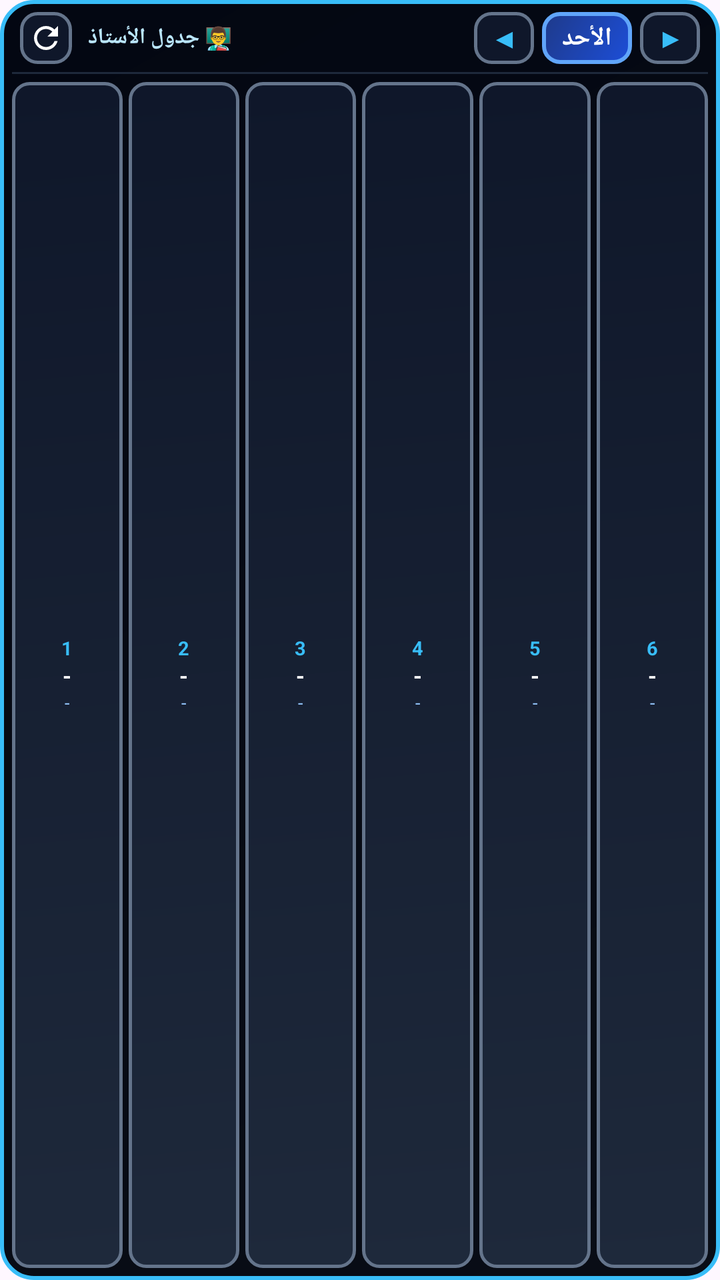
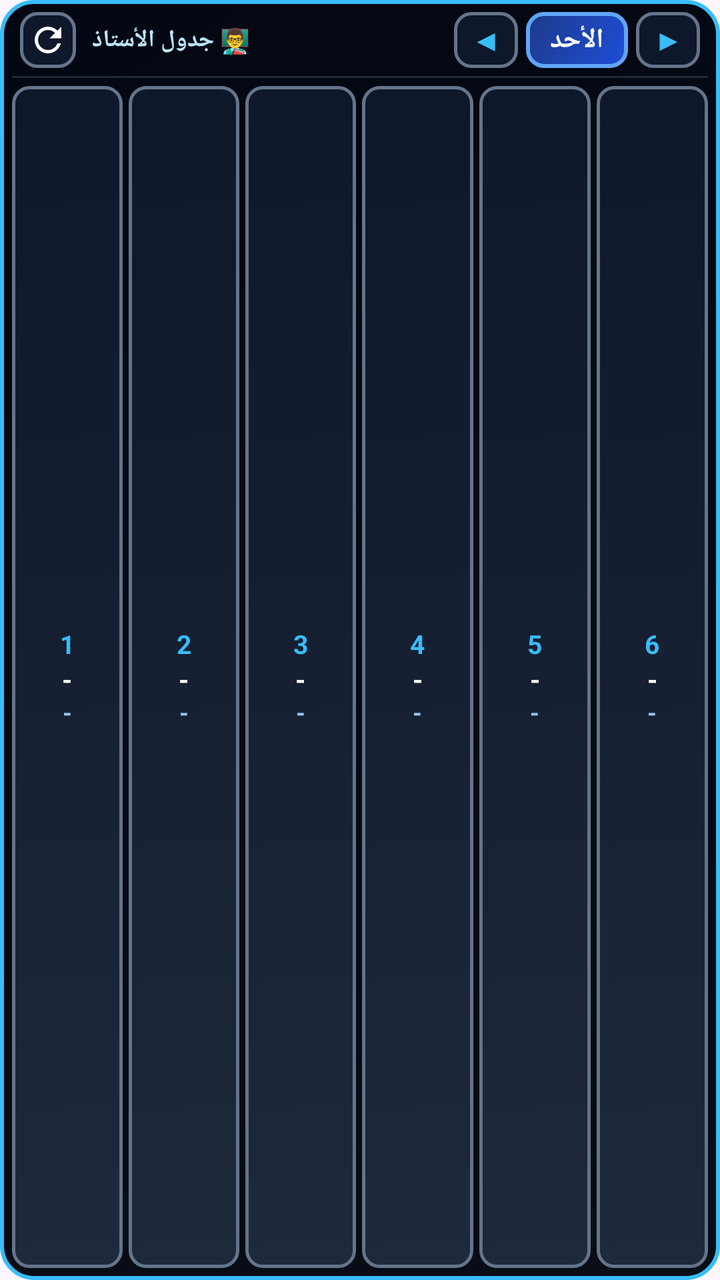

Compare the two renders of this Android layout. The source of the first and the diff that turns it into the second are given below.
<!-- AndroidManifest.xml: application theme Theme.SchoolSystem -->
<!-- res/layout/widget_teacher_horizontal_strip.xml -->
<?xml version="1.0" encoding="utf-8"?>
<LinearLayout xmlns:android="http://schemas.android.com/apk/res/android"
    android:id="@+id/teacher_strip_root"
    android:layout_width="match_parent"
    android:layout_height="match_parent"
    android:orientation="vertical"
    android:background="@drawable/widget_bg"
    android:padding="6dp">

    
    <LinearLayout
        android:layout_width="match_parent"
        android:layout_height="wrap_content"
        android:orientation="horizontal"
        android:gravity="center_vertical"
        android:paddingBottom="4dp"
        android:paddingStart="4dp"
        android:paddingEnd="4dp">

        
        <ImageView
            android:id="@+id/strip_btn_refresh"
            android:layout_width="26dp"
            android:layout_height="26dp"
            android:src="@drawable/ic_widget_refresh"
            android:padding="4dp"
            android:background="@drawable/widget_nav_btn_bg"
            android:contentDescription="تحديث" />

        <TextView
            android:id="@+id/strip_status_badge"
            android:layout_width="wrap_content"
            android:layout_height="wrap_content"
            android:text="👨‍🏫 جدول الأستاذ"
            android:textColor="#BAE6FD"
            android:textSize="11sp"
            android:textStyle="bold"
            android:layout_marginStart="8dp" />

        
        <View
            android:layout_width="0dp"
            android:layout_height="1dp"
            android:layout_weight="1" />

        
        <TextView
            android:id="@+id/strip_btn_prev_day"
            android:layout_width="30dp"
            android:layout_height="26dp"
            android:text="◀"
            android:textColor="#38BDF8"
            android:textSize="13sp"
            android:textStyle="bold"
            android:gravity="center"
            android:background="@drawable/widget_nav_btn_bg" />

        
        <TextView
            android:id="@+id/strip_header_day"
            android:layout_width="wrap_content"
            android:layout_height="26dp"
            android:text="الأحد"
            android:textColor="#FFFFFF"
            android:textSize="12.5sp"
            android:textStyle="bold"
            android:gravity="center"
            android:paddingStart="10dp"
            android:paddingEnd="10dp"
            android:background="@drawable/widget_teacher_card_bg"
            android:layout_marginStart="4dp"
            android:layout_marginEnd="4dp" />

        
        <TextView
            android:id="@+id/strip_btn_next_day"
            android:layout_width="30dp"
            android:layout_height="26dp"
            android:text="▶"
            android:textColor="#38BDF8"
            android:textSize="13sp"
            android:textStyle="bold"
            android:gravity="center"
            android:background="@drawable/widget_nav_btn_bg" />
    </LinearLayout>

    <View
        android:layout_width="match_parent"
        android:layout_height="1dp"
        android:background="#1E293B"
        android:layout_marginBottom="4dp" />

    
    <LinearLayout
        android:layout_width="match_parent"
        android:layout_height="0dp"
        android:layout_weight="1"
        android:orientation="horizontal"
        android:gravity="center_vertical">

        
        <LinearLayout
            android:id="@+id/col_lesson_1"
            android:layout_width="0dp"
            android:layout_height="match_parent"
            android:layout_weight="1"
            android:orientation="vertical"
            android:gravity="center"
            android:background="@drawable/widget_item_bg"
            android:padding="2dp">

            <TextView
                android:layout_width="wrap_content"
                android:layout_height="wrap_content"
                android:text="1"
                android:textColor="#38BDF8"
                android:textSize="9.5sp"
                android:textStyle="bold" />

            <TextView
                android:id="@+id/text_subject_1"
                android:layout_width="wrap_content"
                android:layout_height="wrap_content"
                android:text="-"
                android:textColor="#FFFFFF"
                android:textSize="11sp"
                android:textStyle="bold"
                android:maxLines="1"
                android:ellipsize="end" />

            <TextView
                android:id="@+id/text_class_1"
                android:layout_width="wrap_content"
                android:layout_height="wrap_content"
                android:text="-"
                android:textColor="#93C5FD"
                android:textSize="9sp"
                android:maxLines="1"
                android:ellipsize="end" />
        </LinearLayout>

        
        <LinearLayout
            android:id="@+id/col_lesson_2"
            android:layout_width="0dp"
            android:layout_height="match_parent"
            android:layout_weight="1"
            android:layout_marginStart="3dp"
            android:orientation="vertical"
            android:gravity="center"
            android:background="@drawable/widget_item_bg"
            android:padding="2dp">

            <TextView
                android:layout_width="wrap_content"
                android:layout_height="wrap_content"
                android:text="2"
                android:textColor="#38BDF8"
                android:textSize="9.5sp"
                android:textStyle="bold" />

            <TextView
                android:id="@+id/text_subject_2"
                android:layout_width="wrap_content"
                android:layout_height="wrap_content"
                android:text="-"
                android:textColor="#FFFFFF"
                android:textSize="11sp"
                android:textStyle="bold"
                android:maxLines="1"
                android:ellipsize="end" />

            <TextView
                android:id="@+id/text_class_2"
                android:layout_width="wrap_content"
                android:layout_height="wrap_content"
                android:text="-"
                android:textColor="#93C5FD"
                android:textSize="9sp"
                android:maxLines="1"
                android:ellipsize="end" />
        </LinearLayout>

        
        <LinearLayout
            android:id="@+id/col_lesson_3"
            android:layout_width="0dp"
            android:layout_height="match_parent"
            android:layout_weight="1"
            android:layout_marginStart="3dp"
            android:orientation="vertical"
            android:gravity="center"
            android:background="@drawable/widget_item_bg"
            android:padding="2dp">

            <TextView
                android:layout_width="wrap_content"
                android:layout_height="wrap_content"
                android:text="3"
                android:textColor="#38BDF8"
                android:textSize="9.5sp"
                android:textStyle="bold" />

            <TextView
                android:id="@+id/text_subject_3"
                android:layout_width="wrap_content"
                android:layout_height="wrap_content"
                android:text="-"
                android:textColor="#FFFFFF"
                android:textSize="11sp"
                android:textStyle="bold"
                android:maxLines="1"
                android:ellipsize="end" />

            <TextView
                android:id="@+id/text_class_3"
                android:layout_width="wrap_content"
                android:layout_height="wrap_content"
                android:text="-"
                android:textColor="#93C5FD"
                android:textSize="9sp"
                android:maxLines="1"
                android:ellipsize="end" />
        </LinearLayout>

        
        <LinearLayout
            android:id="@+id/col_lesson_4"
            android:layout_width="0dp"
            android:layout_height="match_parent"
            android:layout_weight="1"
            android:layout_marginStart="3dp"
            android:orientation="vertical"
            android:gravity="center"
            android:background="@drawable/widget_item_bg"
            android:padding="2dp">

            <TextView
                android:layout_width="wrap_content"
                android:layout_height="wrap_content"
                android:text="4"
                android:textColor="#38BDF8"
                android:textSize="9.5sp"
                android:textStyle="bold" />

            <TextView
                android:id="@+id/text_subject_4"
                android:layout_width="wrap_content"
                android:layout_height="wrap_content"
                android:text="-"
                android:textColor="#FFFFFF"
                android:textSize="11sp"
                android:textStyle="bold"
                android:maxLines="1"
                android:ellipsize="end" />

            <TextView
                android:id="@+id/text_class_4"
                android:layout_width="wrap_content"
                android:layout_height="wrap_content"
                android:text="-"
                android:textColor="#93C5FD"
                android:textSize="9sp"
                android:maxLines="1"
                android:ellipsize="end" />
        </LinearLayout>

        
        <LinearLayout
            android:id="@+id/col_lesson_5"
            android:layout_width="0dp"
            android:layout_height="match_parent"
            android:layout_weight="1"
            android:layout_marginStart="3dp"
            android:orientation="vertical"
            android:gravity="center"
            android:background="@drawable/widget_item_bg"
            android:padding="2dp">

            <TextView
                android:layout_width="wrap_content"
                android:layout_height="wrap_content"
                android:text="5"
                android:textColor="#38BDF8"
                android:textSize="9.5sp"
                android:textStyle="bold" />

            <TextView
                android:id="@+id/text_subject_5"
                android:layout_width="wrap_content"
                android:layout_height="wrap_content"
                android:text="-"
                android:textColor="#FFFFFF"
                android:textSize="11sp"
                android:textStyle="bold"
                android:maxLines="1"
                android:ellipsize="end" />

            <TextView
                android:id="@+id/text_class_5"
                android:layout_width="wrap_content"
                android:layout_height="wrap_content"
                android:text="-"
                android:textColor="#93C5FD"
                android:textSize="9sp"
                android:maxLines="1"
                android:ellipsize="end" />
        </LinearLayout>

        
        <LinearLayout
            android:id="@+id/col_lesson_6"
            android:layout_width="0dp"
            android:layout_height="match_parent"
            android:layout_weight="1"
            android:layout_marginStart="3dp"
            android:orientation="vertical"
            android:gravity="center"
            android:background="@drawable/widget_item_bg"
            android:padding="2dp">

            <TextView
                android:layout_width="wrap_content"
                android:layout_height="wrap_content"
                android:text="6"
                android:textColor="#38BDF8"
                android:textSize="9.5sp"
                android:textStyle="bold" />

            <TextView
                android:id="@+id/text_subject_6"
                android:layout_width="wrap_content"
                android:layout_height="wrap_content"
                android:text="-"
                android:textColor="#FFFFFF"
                android:textSize="11sp"
                android:textStyle="bold"
                android:maxLines="1"
                android:ellipsize="end" />

            <TextView
                android:id="@+id/text_class_6"
                android:layout_width="wrap_content"
                android:layout_height="wrap_content"
                android:text="-"
                android:textColor="#93C5FD"
                android:textSize="9sp"
                android:maxLines="1"
                android:ellipsize="end" />
        </LinearLayout>

    </LinearLayout>

</LinearLayout>
<!-- resources referenced by this layout -->
<resources>
  <!-- drawable ic_widget_refresh (drawable) -->
  <vector xmlns:android="http://schemas.android.com/apk/res/android"
      android:width="24dp"
      android:height="24dp"
      android:viewportWidth="24"
      android:viewportHeight="24">
    <path
        android:fillColor="#FFFFFFFF"
        android:pathData="M17.65,6.35C16.2,4.9 14.21,4 12,4c-4.42,0 -7.99,3.58 -7.99,8s3.57,8 7.99,8c3.73,0 6.84,-2.55 7.73,-6h-2.08c-0.82,2.33 -3.04,4 -5.65,4 -3.31,0 -6,-2.69 -6,-6s2.69,-6 6,-6c1.66,0 3.14,0.69 4.22,1.78L13,11h7V4l-2.35,2.35z"/>
  </vector>
  <!-- drawable widget_bg (drawable) -->
  <?xml version="1.0" encoding="utf-8"?>
  <shape xmlns:android="http://schemas.android.com/apk/res/android"
      android:shape="rectangle">
      <gradient
          android:startColor="#090D16"
          android:endColor="#030712"
          android:angle="135" />
      <corners android:radius="16dp" />
      <stroke android:width="2dp" android:color="#38BDF8" />
  </shape>
  <!-- drawable widget_item_bg (drawable) -->
  <?xml version="1.0" encoding="utf-8"?>
  <shape xmlns:android="http://schemas.android.com/apk/res/android"
      android:shape="rectangle">
      <gradient
          android:startColor="#1E293B"
          android:endColor="#0F172A"
          android:angle="135" />
      <corners android:radius="8dp" />
      <stroke android:width="1.5dp" android:color="#64748B" />
  </shape>
  <!-- drawable widget_nav_btn_bg (drawable) -->
  <?xml version="1.0" encoding="utf-8"?>
  <shape xmlns:android="http://schemas.android.com/apk/res/android"
      android:shape="rectangle">
      <solid android:color="#0F172A" />
      <corners android:radius="8dp" />
      <stroke android:width="1.5dp" android:color="#64748B" />
  </shape>
  <!-- drawable widget_teacher_card_bg (drawable) -->
  <?xml version="1.0" encoding="utf-8"?>
  <shape xmlns:android="http://schemas.android.com/apk/res/android"
      android:shape="rectangle">
      <gradient
          android:startColor="#1D4ED8"
          android:endColor="#1E3A8A"
          android:angle="135" />
      <corners android:radius="8dp" />
      <stroke android:width="2dp" android:color="#60A5FA" />
  </shape>
  <style name="Theme.SchoolSystem" parent="Theme.Material3.Light.NoActionBar">
      </style>
</resources>

<!-- the commit's change to res/layout/widget_teacher_horizontal_strip.xml (unified diff, before → after) -->
@@ -20,8 +20,8 @@
         
         <ImageView
             android:id="@+id/strip_btn_refresh"
-            android:layout_width="26dp"
-            android:layout_height="26dp"
+            android:layout_width="28dp"
+            android:layout_height="28dp"
             android:src="@drawable/ic_widget_refresh"
             android:padding="4dp"
             android:background="@drawable/widget_nav_btn_bg"
@@ -33,7 +33,7 @@
             android:layout_height="wrap_content"
             android:text="👨‍🏫 جدول الأستاذ"
             android:textColor="#BAE6FD"
-            android:textSize="11sp"
+            android:textSize="12sp"
             android:textStyle="bold"
             android:layout_marginStart="8dp" />
 
@@ -46,11 +46,11 @@
         
         <TextView
             android:id="@+id/strip_btn_prev_day"
-            android:layout_width="30dp"
-            android:layout_height="26dp"
+            android:layout_width="32dp"
+            android:layout_height="28dp"
             android:text="◀"
             android:textColor="#38BDF8"
-            android:textSize="13sp"
+            android:textSize="14sp"
             android:textStyle="bold"
             android:gravity="center"
             android:background="@drawable/widget_nav_btn_bg" />
@@ -59,14 +59,14 @@
         <TextView
             android:id="@+id/strip_header_day"
             android:layout_width="wrap_content"
-            android:layout_height="26dp"
+            android:layout_height="28dp"
             android:text="الأحد"
             android:textColor="#FFFFFF"
-            android:textSize="12.5sp"
+            android:textSize="13.5sp"
             android:textStyle="bold"
             android:gravity="center"
-            android:paddingStart="10dp"
-            android:paddingEnd="10dp"
+            android:paddingStart="12dp"
+            android:paddingEnd="12dp"
             android:background="@drawable/widget_teacher_card_bg"
             android:layout_marginStart="4dp"
             android:layout_marginEnd="4dp" />
@@ -74,11 +74,11 @@
         
         <TextView
             android:id="@+id/strip_btn_next_day"
-            android:layout_width="30dp"
-            android:layout_height="26dp"
+            android:layout_width="32dp"
+            android:layout_height="28dp"
             android:text="▶"
             android:textColor="#38BDF8"
-            android:textSize="13sp"
+            android:textSize="14sp"
             android:textStyle="bold"
             android:gravity="center"
             android:background="@drawable/widget_nav_btn_bg" />
@@ -107,14 +107,14 @@
             android:orientation="vertical"
             android:gravity="center"
             android:background="@drawable/widget_item_bg"
-            android:padding="2dp">
+            android:padding="3dp">
 
             <TextView
                 android:layout_width="wrap_content"
                 android:layout_height="wrap_content"
                 android:text="1"
                 android:textColor="#38BDF8"
-                android:textSize="9.5sp"
+                android:textSize="13sp"
                 android:textStyle="bold" />
 
             <TextView
@@ -123,7 +123,7 @@
                 android:layout_height="wrap_content"
                 android:text="-"
                 android:textColor="#FFFFFF"
-                android:textSize="11sp"
+                android:textSize="13sp"
                 android:textStyle="bold"
                 android:maxLines="1"
                 android:ellipsize="end" />
@@ -134,7 +134,8 @@
                 android:layout_height="wrap_content"
                 android:text="-"
                 android:textColor="#93C5FD"
-                android:textSize="9sp"
+                android:textSize="11.5sp"
+                android:textStyle="bold"
                 android:maxLines="1"
                 android:ellipsize="end" />
         </LinearLayout>
@@ -149,14 +150,14 @@
             android:orientation="vertical"
             android:gravity="center"
             android:background="@drawable/widget_item_bg"
-            android:padding="2dp">
+            android:padding="3dp">
 
             <TextView
                 android:layout_width="wrap_content"
                 android:layout_height="wrap_content"
                 android:text="2"
                 android:textColor="#38BDF8"
-                android:textSize="9.5sp"
+                android:textSize="13sp"
                 android:textStyle="bold" />
 
             <TextView
@@ -165,7 +166,7 @@
                 android:layout_height="wrap_content"
                 android:text="-"
                 android:textColor="#FFFFFF"
-                android:textSize="11sp"
+                android:textSize="13sp"
                 android:textStyle="bold"
                 android:maxLines="1"
                 android:ellipsize="end" />
@@ -176,7 +177,8 @@
                 android:layout_height="wrap_content"
                 android:text="-"
                 android:textColor="#93C5FD"
-                android:textSize="9sp"
+                android:textSize="11.5sp"
+                android:textStyle="bold"
                 android:maxLines="1"
                 android:ellipsize="end" />
         </LinearLayout>
@@ -191,14 +193,14 @@
             android:orientation="vertical"
             android:gravity="center"
             android:background="@drawable/widget_item_bg"
-            android:padding="2dp">
+            android:padding="3dp">
 
             <TextView
                 android:layout_width="wrap_content"
                 android:layout_height="wrap_content"
                 android:text="3"
                 android:textColor="#38BDF8"
-                android:textSize="9.5sp"
+                android:textSize="13sp"
                 android:textStyle="bold" />
 
             <TextView
@@ -207,7 +209,7 @@
                 android:layout_height="wrap_content"
                 android:text="-"
                 android:textColor="#FFFFFF"
-                android:textSize="11sp"
+                android:textSize="13sp"
                 android:textStyle="bold"
                 android:maxLines="1"
                 android:ellipsize="end" />
@@ -218,7 +220,8 @@
                 android:layout_height="wrap_content"
                 android:text="-"
                 android:textColor="#93C5FD"
-                android:textSize="9sp"
+                android:textSize="11.5sp"
+                android:textStyle="bold"
                 android:maxLines="1"
                 android:ellipsize="end" />
         </LinearLayout>
@@ -233,14 +236,14 @@
             android:orientation="vertical"
             android:gravity="center"
             android:background="@drawable/widget_item_bg"
-            android:padding="2dp">
+            android:padding="3dp">
 
             <TextView
                 android:layout_width="wrap_content"
                 android:layout_height="wrap_content"
                 android:text="4"
                 android:textColor="#38BDF8"
-                android:textSize="9.5sp"
+                android:textSize="13sp"
                 android:textStyle="bold" />
 
             <TextView
@@ -249,7 +252,7 @@
                 android:layout_height="wrap_content"
                 android:text="-"
                 android:textColor="#FFFFFF"
-                android:textSize="11sp"
+                android:textSize="13sp"
                 android:textStyle="bold"
                 android:maxLines="1"
                 android:ellipsize="end" />
@@ -260,7 +263,8 @@
                 android:layout_height="wrap_content"
                 android:text="-"
                 android:textColor="#93C5FD"
-                android:textSize="9sp"
+                android:textSize="11.5sp"
+                android:textStyle="bold"
                 android:maxLines="1"
                 android:ellipsize="end" />
         </LinearLayout>
@@ -275,14 +279,14 @@
             android:orientation="vertical"
             android:gravity="center"
             android:background="@drawable/widget_item_bg"
-            android:padding="2dp">
+            android:padding="3dp">
 
             <TextView
                 android:layout_width="wrap_content"
                 android:layout_height="wrap_content"
                 android:text="5"
                 android:textColor="#38BDF8"
-                android:textSize="9.5sp"
+                android:textSize="13sp"
                 android:textStyle="bold" />
 
             <TextView
@@ -291,7 +295,7 @@
                 android:layout_height="wrap_content"
                 android:text="-"
                 android:textColor="#FFFFFF"
-                android:textSize="11sp"
+                android:textSize="13sp"
                 android:textStyle="bold"
                 android:maxLines="1"
                 android:ellipsize="end" />
@@ -302,7 +306,8 @@
                 android:layout_height="wrap_content"
                 android:text="-"
                 android:textColor="#93C5FD"
-                android:textSize="9sp"
+                android:textSize="11.5sp"
+                android:textStyle="bold"
                 android:maxLines="1"
                 android:ellipsize="end" />
         </LinearLayout>
@@ -317,14 +322,14 @@
             android:orientation="vertical"
             android:gravity="center"
             android:background="@drawable/widget_item_bg"
-            android:padding="2dp">
+            android:padding="3dp">
 
             <TextView
                 android:layout_width="wrap_content"
                 android:layout_height="wrap_content"
                 android:text="6"
                 android:textColor="#38BDF8"
-                android:textSize="9.5sp"
+                android:textSize="13sp"
                 android:textStyle="bold" />
 
             <TextView
@@ -333,7 +338,7 @@
                 android:layout_height="wrap_content"
                 android:text="-"
                 android:textColor="#FFFFFF"
-                android:textSize="11sp"
+                android:textSize="13sp"
                 android:textStyle="bold"
                 android:maxLines="1"
                 android:ellipsize="end" />
@@ -344,7 +349,8 @@
                 android:layout_height="wrap_content"
                 android:text="-"
                 android:textColor="#93C5FD"
-                android:textSize="9sp"
+                android:textSize="11.5sp"
+                android:textStyle="bold"
                 android:maxLines="1"
                 android:ellipsize="end" />
         </LinearLayout>
